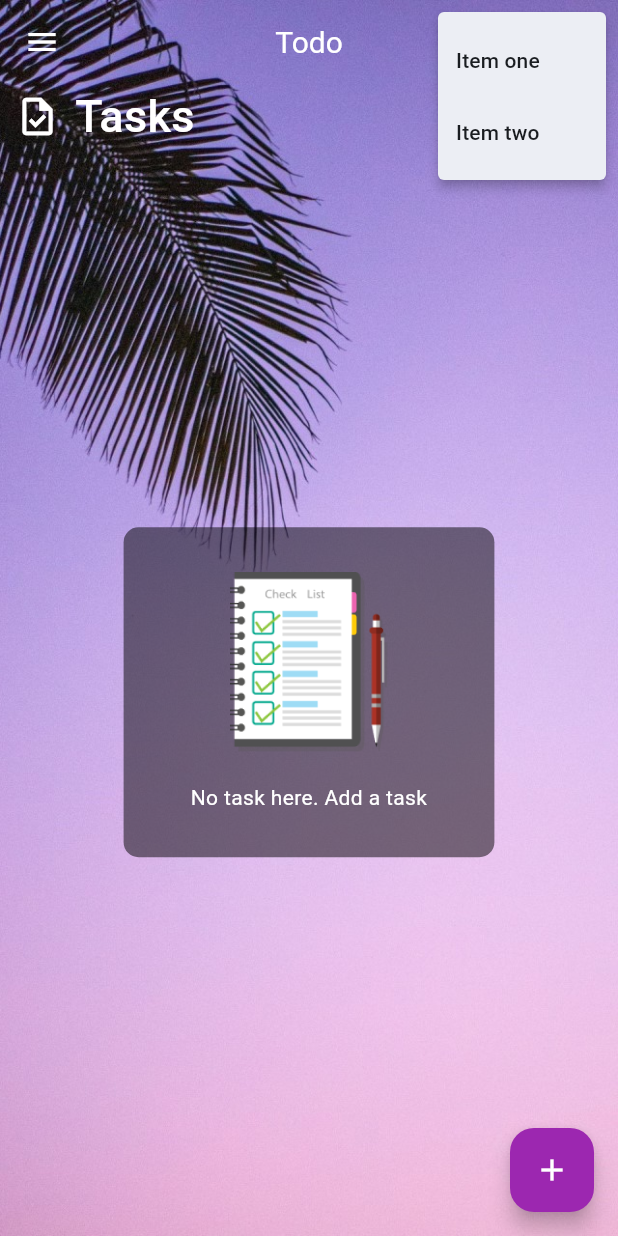
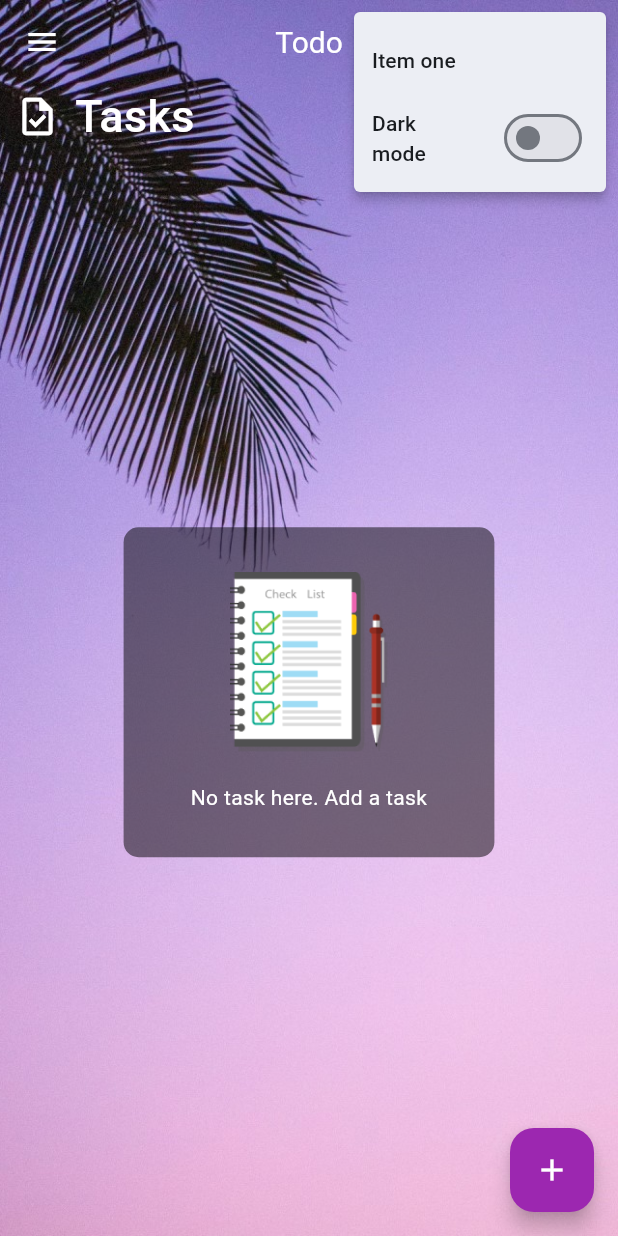
Before and after one commit to davidjeffrey058/flutter-todo, a Flutter app: the screen it shows after launch, after a tap on the "more vert" icon, on a phone screen of 412 x 824 dp. Run offline on Flutter 3.47's test engine with Material 3 defaults, Android fonts, the phone set to English and light mode, and no system bars; our stand-ins replace bloc, flutter_bloc, hive, hive_flutter; accounts and stored records are empty; network calls fail.

Commit message:
Added the dark mode aspect

```diff
--- /dev/null
+++ b/lib/bloc/ThemeBloc/theme_bloc.dart
@@ -0,0 +1,24 @@
+import 'package:bloc/bloc.dart';
+import 'package:flutter/foundation.dart';
+import 'package:flutter/material.dart';
+
+sealed class ThemeEvent {}
+
+final class DarkModeTheme extends ThemeEvent{}
+
+final class LightModeTheme extends ThemeEvent{}
+
+class ThemeBloc extends Bloc<ThemeEvent, ThemeMode>{
+  ThemeBloc() : super(ThemeMode.light){
+    on<DarkModeTheme>((event, emit) => emit(ThemeMode.dark));
+    on<LightModeTheme>((event, emit) => emit(ThemeMode.light));
+  }
+
+  @override
+  void onChange(Change<ThemeMode> change) {
+    super.onChange(change);
+    if (kDebugMode) {
+      print(change);
+    }
+  }
+}
--- a/lib/main.dart
+++ b/lib/main.dart
@@ -1,7 +1,9 @@
 import 'package:flutter/material.dart';
+import 'package:flutter/services.dart';
 import 'package:flutter_bloc/flutter_bloc.dart';
 import 'package:hive_flutter/adapters.dart';
 import 'package:todo/Cubit/drawer_cubit.dart';
+import 'package:todo/bloc/ThemeBloc/theme_bloc.dart';
 import 'package:todo/bloc/task_list_bloc.dart';
 import 'package:todo/screens/components/boxes.dart';
 import 'package:todo/screens/home.dart';
@@ -9,24 +11,33 @@ import 'package:todo/theme.dart';
 import 'models/task_model.dart';
 
 Future<void> main() async{
+  SystemChrome.setPreferredOrientations([
+    DeviceOrientation.portraitUp
+  ]);
 
 //Initialize hive
   await Hive.initFlutter();
   Hive.registerAdapter(TaskModelAdapter());
   boxTasks = await Hive.openBox<TaskModel>('taskBox');
+  configBox = await Hive.openBox('config');
 
   runApp(MultiBlocProvider(
     providers: [
       BlocProvider<TaskListBloc>(create: (context) => TaskListBloc()),
       BlocProvider<DrawerCubit>(create: (context) => DrawerCubit()),
+      BlocProvider<ThemeBloc>(create: (context) => ThemeBloc(),)
     ],
-    child: MaterialApp(
-      title: 'Sweet Todo',
-      debugShowCheckedModeBanner: false,
-      theme: lightTheme,
-      darkTheme: darkTheme,
-      themeMode: ThemeMode.light,
-      home: const Home(),
+    child: BlocBuilder<ThemeBloc, ThemeMode>(
+      builder: (context, state) {
+        return MaterialApp(
+          title: 'Sweet Todo',
+          debugShowCheckedModeBanner: false,
+          theme: lightTheme,
+          darkTheme: darkTheme,
+          themeMode: state,
+          home: const Home(),
+        );
+      }
     ),
   ));
 }
--- a/lib/screens/components/boxes.dart
+++ b/lib/screens/components/boxes.dart
@@ -2,3 +2,4 @@
 import 'package:hive/hive.dart';
 
 late Box boxTasks;
+late Box configBox;
--- a/lib/screens/components/task_container.dart
+++ b/lib/screens/components/task_container.dart
@@ -1,4 +1,7 @@
 import 'package:flutter/material.dart';
+import 'package:flutter_bloc/flutter_bloc.dart';
+
+import '../../bloc/ThemeBloc/theme_bloc.dart';
 
 
 class TaskContainer extends StatelessWidget {
@@ -19,12 +22,17 @@ class TaskContainer extends StatelessWidget {
       this.importantOnPressed,
       this.onLongPressed,
       required this.dismissibleKey,
-      this.onDismissed, this.confirmDismiss
+      this.onDismissed, this.confirmDismiss,
     }
   );
 
   @override
   Widget build(BuildContext context) {
+
+    // final themeMode = context.read<ThemeBloc>().state;
+
+    return BlocBuilder<ThemeBloc, ThemeMode>(
+      builder: (context, state) {
         return Dismissible(
           key: dismissibleKey,
           secondaryBackground: Container(
@@ -55,7 +63,7 @@ class TaskContainer extends StatelessWidget {
           confirmDismiss: confirmDismiss,
           child: Material(
             clipBehavior: Clip.hardEdge,
-        color: item['isChecked'] ? Colors.blue[50] : Colors.white,
+            color: taskContainerColor(item['isChecked'], state, context),
             borderRadius: BorderRadius.circular(5),
             child: ListTile(
               onLongPress: onLongPressed,
@@ -63,7 +71,6 @@ class TaskContainer extends StatelessWidget {
               title: Text(
                 item['task'],
                 style: TextStyle(
-                color: item['isChecked'] ? Colors.grey : Colors.black,
                     fontStyle: item['isChecked'] ? FontStyle.italic : FontStyle.normal,
                     decoration: item['isChecked']
                         ? TextDecoration.lineThrough
@@ -85,4 +92,16 @@ class TaskContainer extends StatelessWidget {
           ),
         );
       }
+    );
   }
+  Color taskContainerColor(bool isChecked, ThemeMode themeMode, BuildContext context){
+    bool isDark = themeMode == ThemeMode.dark;
+    Color primaryColor = Theme.of(context).primaryColorDark;
+    if(isChecked){
+      return  isDark ? primaryColor.withBlue(50).withGreen(50) : Colors.blue[50]!.withOpacity(0.9);
+    } else {
+     return isDark ? primaryColor.withOpacity(0.9) : Colors.white.withOpacity(0.9);
+    }
+  }
+
+}
--- a/lib/screens/home.dart
+++ b/lib/screens/home.dart
@@ -50,6 +50,7 @@ class _HomeState extends State<Home> {
     _focusNode.dispose();
     _editingController.dispose();
     _scrollController.dispose();
+    TaskListBloc().close();
   }
 
   @override
--- a/lib/screens/layouts/home_layout.dart
+++ b/lib/screens/layouts/home_layout.dart
@@ -1,5 +1,6 @@
 import 'package:flutter/material.dart';
 import 'package:flutter_bloc/flutter_bloc.dart';
+import 'package:todo/bloc/ThemeBloc/theme_bloc.dart';
 import 'package:todo/screens/home.dart';
 import '../../bloc/task_list_bloc.dart';
 import '../../models/task_model.dart';
@@ -62,7 +63,8 @@ class HomeLayout extends StatelessWidget {
                 // List of Tasks section
                 BlocBuilder<TaskListBloc, TaskListState>(
                   builder: (context, state) {
-                    final emptyList = categoryList(value, state.tasks, isEmptyList: true);
+                    final emptyList =
+                        categoryList(value, state.tasks, isEmptyList: true);
 
                     if (categoryList(value, state.tasks).isEmpty &&
                         emptyList.isEmpty) {
@@ -84,7 +86,8 @@ class HomeLayout extends StatelessWidget {
                                 ),
 
                                 // Task completed section
-                                if(emptyList.isNotEmpty)Align(
+                                if (emptyList.isNotEmpty)
+                                  Align(
                                     alignment: Alignment.centerLeft,
                                     child: Container(
                                       width: 140,
@@ -114,7 +117,8 @@ class HomeLayout extends StatelessWidget {
                                       ),
                                     ),
                                   ),
-                                if(emptyList.isNotEmpty)SizedBox(
+                                if (emptyList.isNotEmpty)
+                                  SizedBox(
                                     child: taskListLayout(state, true),
                                   )
                               ],
@@ -177,7 +181,20 @@ class HomeLayout extends StatelessWidget {
                 onTap: () => Navigator.push(context,
                     MaterialPageRoute(builder: (context) => const TestPage())),
               ),
-              const PopupMenuItem(child: Text('Item two')),
+              PopupMenuItem(
+                child: SwitchListTile(
+                  title: const Text('Dark mode'),
+                  value: context.read<ThemeBloc>().state == ThemeMode.dark,
+                  onChanged: (value) {
+                    Navigator.pop(context);
+                    if(!value){
+                      context.read<ThemeBloc>().add(LightModeTheme());
+                    } else {
+                      context.read<ThemeBloc>().add(DarkModeTheme());
+                    }
+                  },
+                ),
+              ),
             ];
           },
         )
```
Also changed, not shown: lib/theme.dart (+6 -1 lines). Lines whose indentation alone changed are shown as unchanged.
